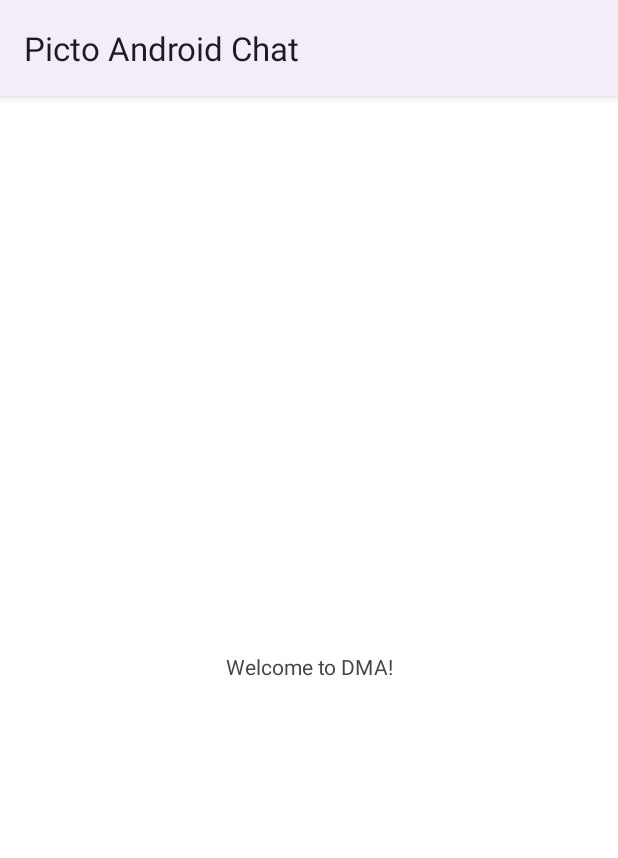
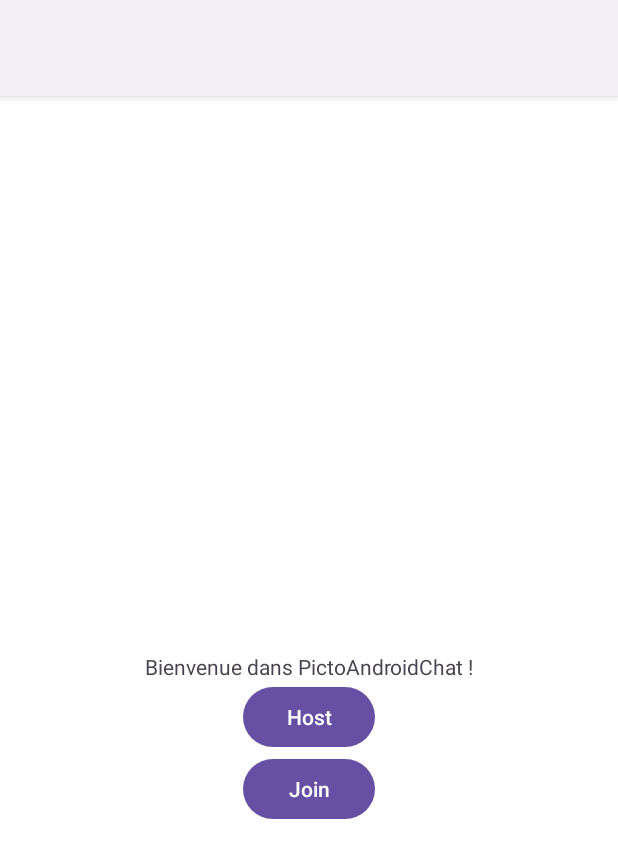
Before and after one commit to Neroil/DMA_Projet_PictoAndroidChat, an Android app: the screen it shows after launch (MainActivity), on a phone screen of 412 x 824 dp. Shown: the top 858 px of the screen. Run offline under Robolectric (Android 15) with nearby library versions, the phone set to English and light mode, and no system bars; 1 statement that could not run was skipped.

Commit message:
start UI

```diff
--- a/app/src/main/res/layout/activity_main.xml
+++ b/app/src/main/res/layout/activity_main.xml
@@ -1,17 +1,38 @@
 <?xml version="1.0" encoding="utf-8"?>
 <androidx.constraintlayout.widget.ConstraintLayout xmlns:android="http://schemas.android.com/apk/res/android"
-    xmlns:app="http://schemas.android.com/apk/res-auto"
     xmlns:tools="http://schemas.android.com/tools"
-    android:id="@+id/main"
     android:layout_width="match_parent"
     android:layout_height="match_parent"
+    xmlns:app="http://schemas.android.com/apk/res-auto"
+    android:padding="5dp"
     tools:context=".MainActivity">
+
     <TextView
+        android:id="@+id/welcome_text"
         android:layout_width="wrap_content"
         android:layout_height="wrap_content"
         android:text="@string/welcome"
+        app:layout_constraintTop_toTopOf="parent"
         app:layout_constraintBottom_toBottomOf="parent"
-        app:layout_constraintEnd_toEndOf="parent"
         app:layout_constraintStart_toStartOf="parent"
-        app:layout_constraintTop_toTopOf="parent" />
+        app:layout_constraintEnd_toEndOf="parent" />
+
+    <Button
+        android:id="@+id/host_button"
+        android:layout_width="wrap_content"
+        android:layout_height="wrap_content"
+        android:text="@string/host"
+        app:layout_constraintTop_toBottomOf="@id/welcome_text"
+        app:layout_constraintStart_toStartOf="parent"
+        app:layout_constraintEnd_toEndOf="parent" />
+
+    <Button
+        android:id="@+id/join_button"
+        android:layout_width="wrap_content"
+        android:layout_height="wrap_content"
+        android:text="@string/join"
+        app:layout_constraintTop_toBottomOf="@id/host_button"
+        app:layout_constraintStart_toStartOf="parent"
+        app:layout_constraintEnd_toEndOf="parent" />
+
 </androidx.constraintlayout.widget.ConstraintLayout>
--- a/app/src/main/res/values/strings.xml
+++ b/app/src/main/res/values/strings.xml
@@ -1,4 +1,5 @@
 <resources>
-    <string name="app_name">Picto Android Chat</string>
-    <string name="welcome">Welcome to DMA!</string>
+    <string name="welcome">Bienvenue dans PictoAndroidChat !</string>
+    <string name="host">Host</string>
+    <string name="join">Join</string>
 </resources>
```
